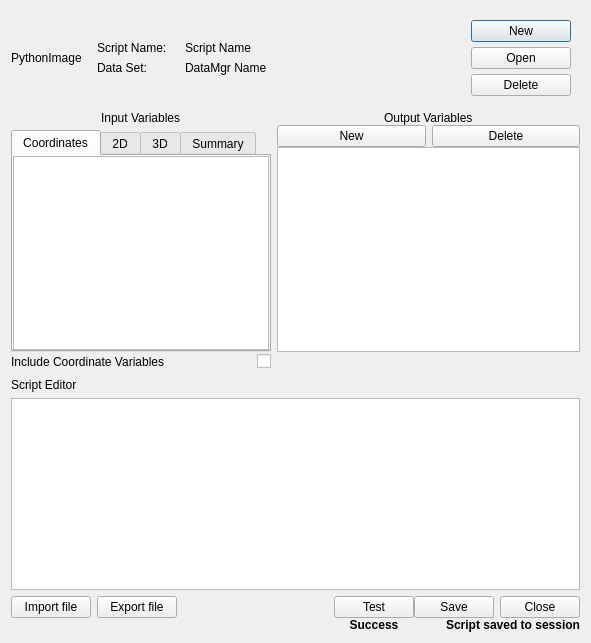
StasJ/vapor-formatted, file apps/vaporgui/PythonVariablesGUI.ui: the form before one commit.
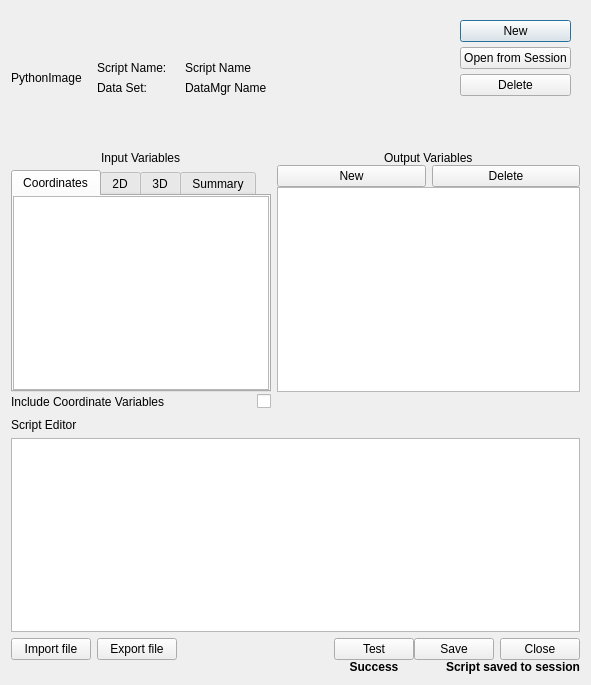
The form after the commit.

Commit message: Removed import/export utilities.  Need to re-add and fix them after the hotfix release

Diff of the .ui file:
```diff
--- a/apps/vaporgui/PythonVariablesGUI.ui
+++ b/apps/vaporgui/PythonVariablesGUI.ui
@@ -7,7 +7,7 @@
     <x>0</x>
     <y>0</y>
     <width>591</width>
-    <height>617</height>
+    <height>685</height>
    </rect>
   </property>
   <property name="windowTitle">
@@ -422,7 +422,7 @@
                   </sizepolicy>
                  </property>
                  <property name="text">
-                  <string>Open</string>
+                  <string>Open from Session</string>
                  </property>
                  <property name="autoDefault">
                   <bool>false</bool>
```
The commit also changes 2 other files.
